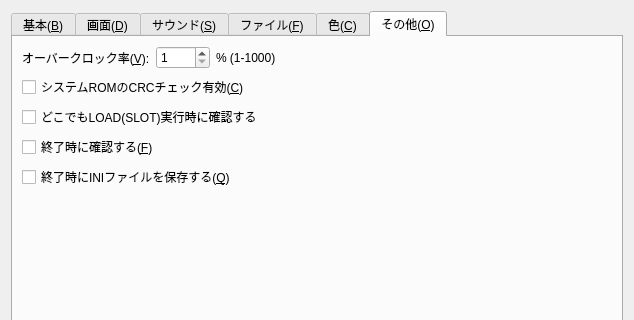
This is src/Qt/configdialog.ui in eighttails/PC6001VX as Qt 5 draws it before an edit; both pictures show x 0 to 634 and y 0 to 320 of the 634 by 700 pixel window. The edited form follows.
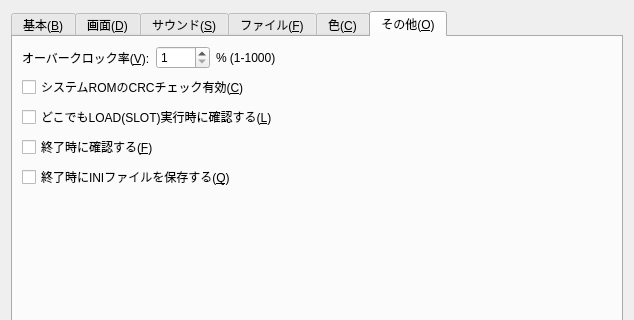
This is the edited form. The open tabs and pages were chosen to show the change. Custom widgets are drawn as their Qt base class.

Commit message: アクセスキーのつけ忘れを修正

Patch:
```diff
--- a/src/Qt/configdialog.ui
+++ b/src/Qt/configdialog.ui
@@ -3231,7 +3231,7 @@
        <item>
         <widget class="QCheckBox" name="checkBoxCkDokoLoad">
          <property name="text">
-          <string>どこでもLOAD(SLOT)実行時に確認する</string>
+          <string>どこでもLOAD(SLOT)実行時に確認する(&amp;L)</string>
          </property>
         </widget>
        </item>
```
